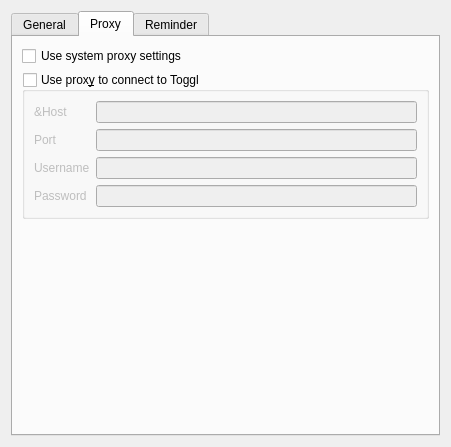
Old version of the form src/ui/linux/TogglDesktop/preferencesdialog.ui in the repository toggl-open-source/toggldesktop.
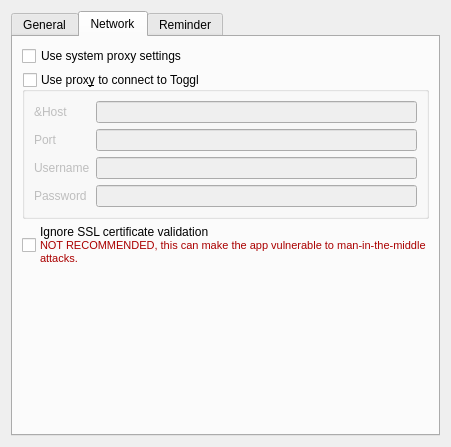
New version of the form. The open tabs and pages were chosen to show the change.

Diff of the .ui file:
```diff
--- a/src/ui/linux/TogglDesktop/preferencesdialog.ui
+++ b/src/ui/linux/TogglDesktop/preferencesdialog.ui
@@ -248,7 +248,7 @@
      </widget>
      <widget class="QWidget" name="tab_proxy">
       <attribute name="title">
-       <string>Proxy</string>
+       <string>Network</string>
       </attribute>
       <layout class="QVBoxLayout" name="verticalLayout_2">
        <item>
@@ -320,6 +320,48 @@
          </layout>
         </widget>
        </item>
+       <item>
+        <layout class="QHBoxLayout" name="sslLayout">
+         <property name="spacing">
+          <number>0</number>
+         </property>
+         <property name="sizeConstraint">
+          <enum>QLayout::SetMinimumSize</enum>
+         </property>
+         <item>
+          <widget class="QCheckBox" name="sslCheckbox">
+           <property name="sizePolicy">
+            <sizepolicy hsizetype="Minimum" vsizetype="Fixed">
+             <horstretch>0</horstretch>
+             <verstretch>0</verstretch>
+            </sizepolicy>
+           </property>
+           <property name="styleSheet">
+            <string notr="true">margin-right: -2.5px</string>
+           </property>
+           <property name="text">
+            <string/>
+           </property>
+          </widget>
+         </item>
+         <item>
+          <widget class="QLabel" name="sslLabel">
+           <property name="sizePolicy">
+            <sizepolicy hsizetype="Expanding" vsizetype="Preferred">
+             <horstretch>0</horstretch>
+             <verstretch>0</verstretch>
+            </sizepolicy>
+           </property>
+           <property name="text">
+            <string>&lt;html&gt;&lt;head/&gt;&lt;body&gt;Ignore SSL certificate validation&lt;br&gt;&lt;span style=&quot;font-size:8pt; color:#aa0000;&quot;&gt;NOT RECOMMENDED, this can make the app vulnerable to man-in-the-middle attacks.&lt;/span&gt;&lt;/body&gt;&lt;/html&gt;</string>
+           </property>
+           <property name="wordWrap">
+            <bool>true</bool>
+           </property>
+          </widget>
+         </item>
+        </layout>
+       </item>
        <item>
         <spacer name="verticalSpacer">
          <property name="orientation">
```
Left out of the diff: 4 changed lines with no effect on the pictures.
